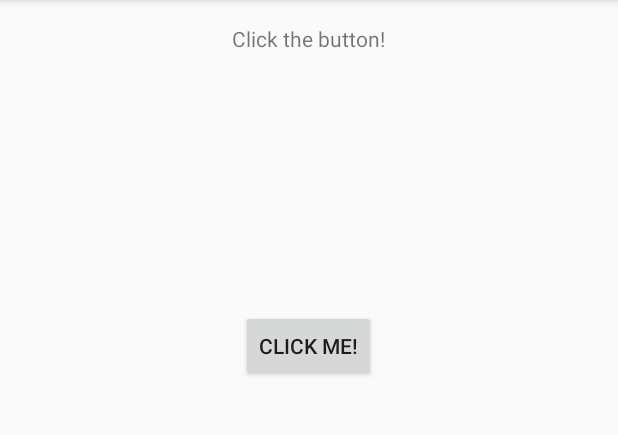
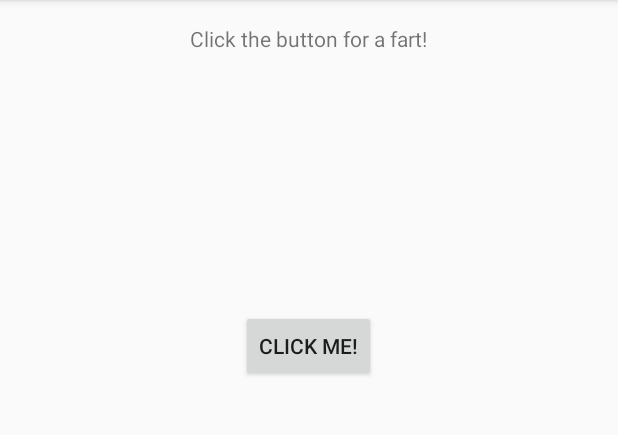
Before and after one commit to artursarlo/Android_Test, an Android app: the screen it shows after launch (MainActivity), on a phone screen of 412 x 824 dp, the part 84-519 px from its top. Run offline under Robolectric (Android 15) with nearby library versions, the light colour scheme and no system bars.

Commit message:
Modify text below button

```diff
--- a/app/src/main/res/layout/content_main.xml
+++ b/app/src/main/res/layout/content_main.xml
@@ -9,7 +9,7 @@
     app:layout_behavior="@string/appbar_scrolling_view_behavior"
     tools:showIn="@layout/activity_main" tools:context=".MainActivity">
 
-    <TextView android:text="Click the button!" android:layout_width="wrap_content"
+    <TextView android:text="Click the button for a fart!" android:layout_width="wrap_content"
         android:layout_height="wrap_content"
         android:layout_alignParentTop="true"
         android:layout_centerHorizontal="true"
```
